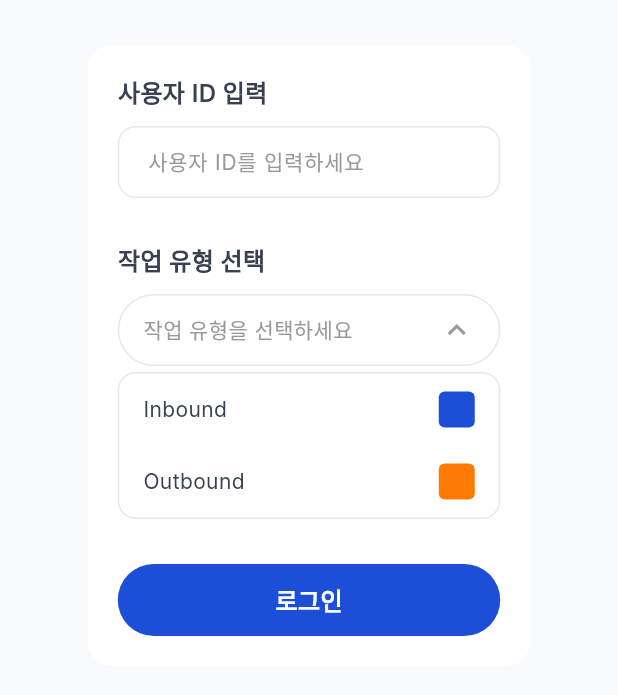
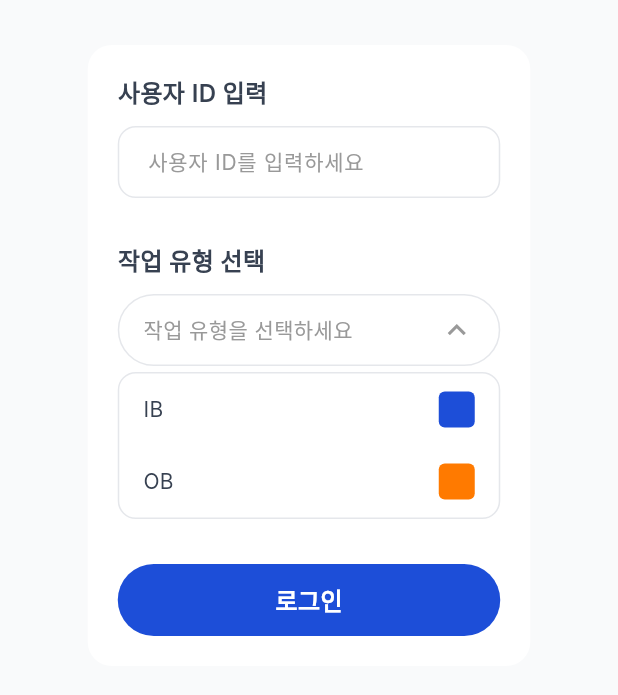
Before and after one commit to KSEB-Rescue-Pang/flutter-pda-app, a Flutter app: the screen it shows after launch, after a tap on "작업 유형을 선택하세요", on a phone screen of 412 x 824 dp, the part 189-884 px from its top. Run offline on Flutter 3.47's test engine with Material 3 defaults, Android fonts, the phone set to English and light mode, and no system bars; our stand-ins replace auto_route; Roboto replaces fonts that are missing (Inter).

Commit message:
feat: 작업 유형 드롭다운에 값 추가 및 표시 수정

```diff
--- a/lib/presentation/widgets/work_type_dropdown.dart
+++ b/lib/presentation/widgets/work_type_dropdown.dart
@@ -2,7 +2,13 @@ import 'package:flutter/material.dart';
 import '../../core/constants/app_colors.dart';
 import '../../core/constants/app_sizes.dart';
 
-enum WorkType { inbound, outbound }
+enum WorkType {
+  inbound('IB'),
+  outbound('OB');
+
+  const WorkType(this.value);
+  final String value;
+}
 
 class WorkTypeDropdown extends StatefulWidget {
   final Function(WorkType?) onChanged;
@@ -69,8 +75,8 @@ class _WorkTypeDropdownState extends State<WorkTypeDropdown> {
                         _selectedValue == null
                             ? '작업 유형을 선택하세요'
                             : _selectedValue == WorkType.inbound
-                            ? 'Inbound'
-                            : 'Outbound',
+                            ? 'IB'
+                            : 'OB',
                         style: TextStyle(
                           color: _selectedValue == null
                               ? AppColors.textSecondary
@@ -121,12 +127,12 @@ class _WorkTypeDropdownState extends State<WorkTypeDropdown> {
                 children: [
                   _buildDropdownItem(
                     WorkType.inbound,
-                    'Inbound',
+                    'IB',
                     AppColors.inboundIcon,
                   ),
                   _buildDropdownItem(
                     WorkType.outbound,
-                    'Outbound',
+                    'OB',
                     AppColors.outboundIcon,
                   ),
                 ],
```
